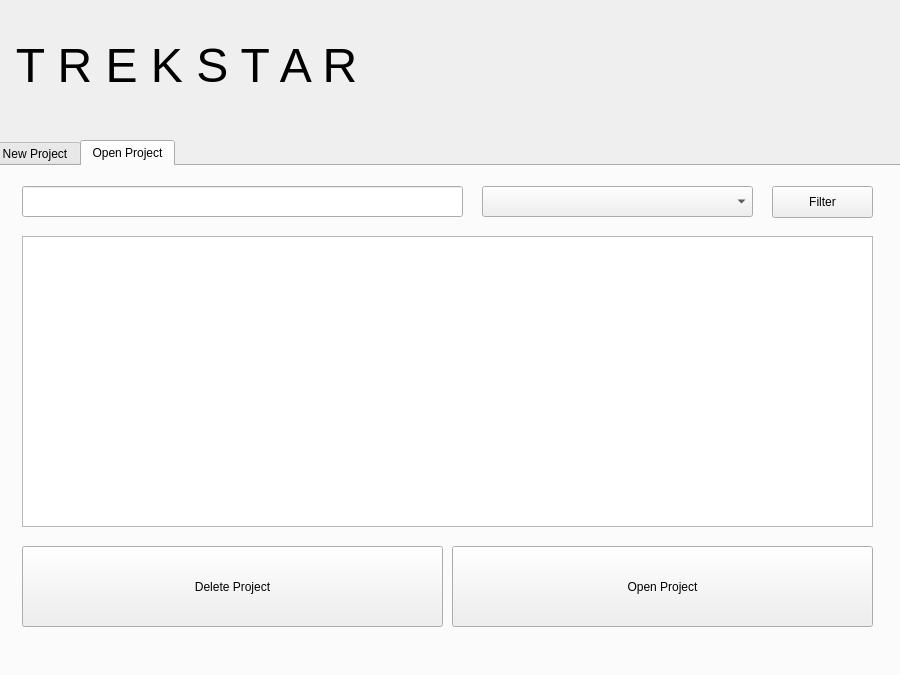
Above: TrekStarApp/forms/mainwindow.ui from EdwinLangley/SDI-TrekStar-Application before the change. Below: the same form after it.
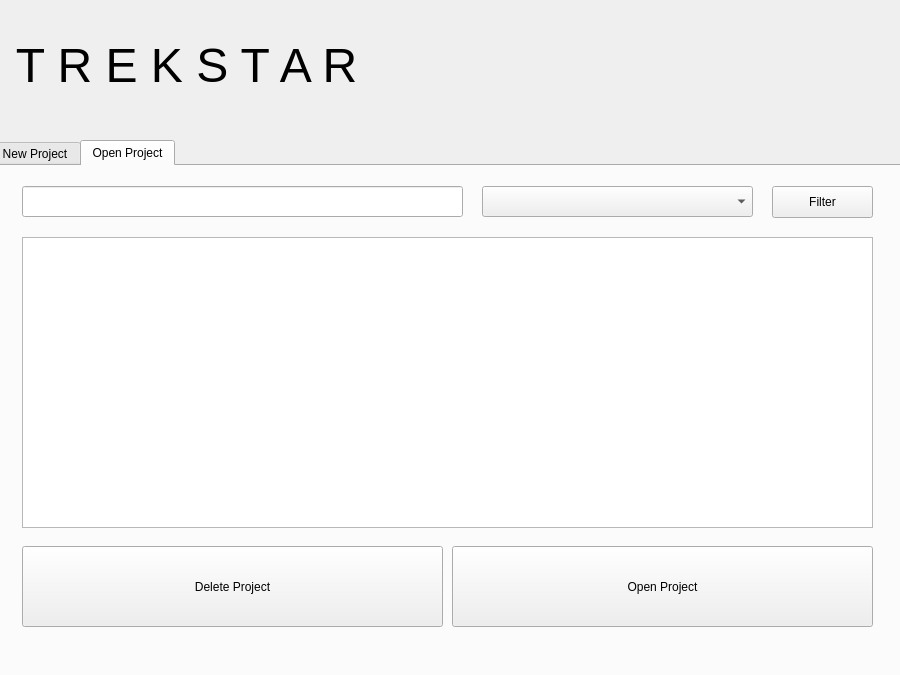
That is the form after the change. The open tabs and pages were chosen to show the change. Icons and pictures are not drawn.

Commit message: Functions added for open project tab, All functionality finished for main screen

What changed in the file:
```diff
--- a/TrekStarApp/forms/mainwindow.ui
+++ b/TrekStarApp/forms/mainwindow.ui
@@ -378,17 +378,7 @@
      <attribute name="title">
       <string>Open Project</string>
      </attribute>
-     <widget class="QListView" name="lstProject">
-      <property name="geometry">
-       <rect>
-        <x>30</x>
-        <y>70</y>
-        <width>851</width>
-        <height>291</height>
-       </rect>
-      </property>
-     </widget>
-     <widget class="QPushButton" name="cmdOpen">
+     <widget class="QPushButton" name="cmdOpenProject">
       <property name="geometry">
        <rect>
         <x>460</x>
@@ -447,6 +437,16 @@
        <string>Filter</string>
       </property>
      </widget>
+     <widget class="QListWidget" name="lstProjects">
+      <property name="geometry">
+       <rect>
+        <x>30</x>
+        <y>71</y>
+        <width>851</width>
+        <height>291</height>
+       </rect>
+      </property>
+     </widget>
     </widget>
    </widget>
   </widget>
```
Left out of the diff: 2 changed lines with no effect on the pictures. The commit also changes 4 other files.
